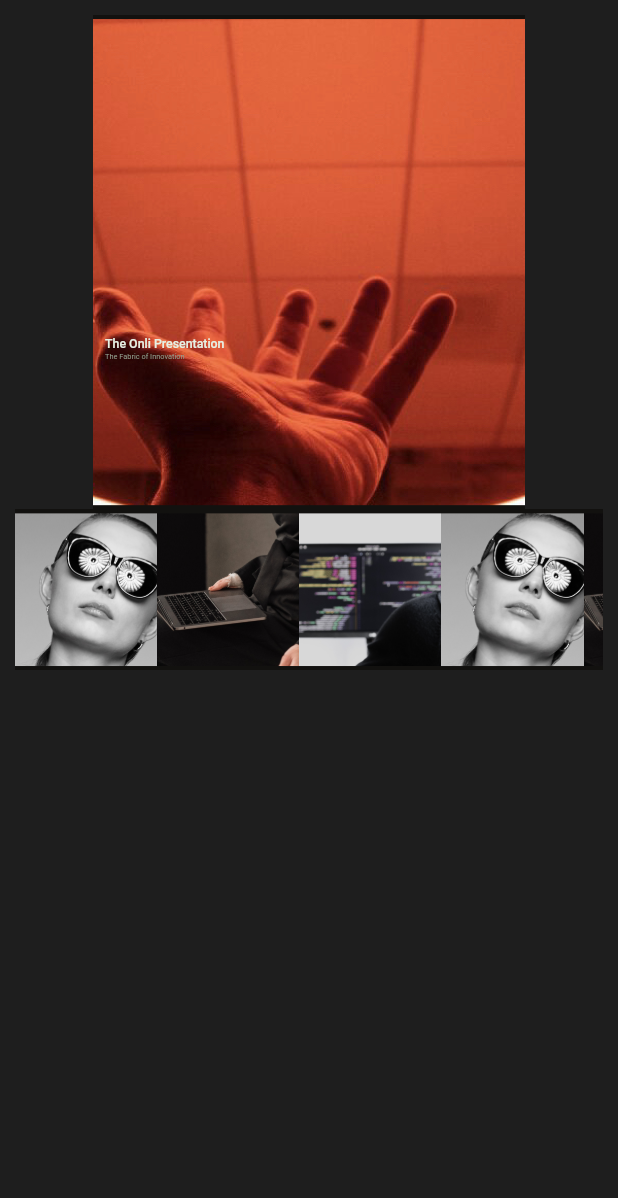
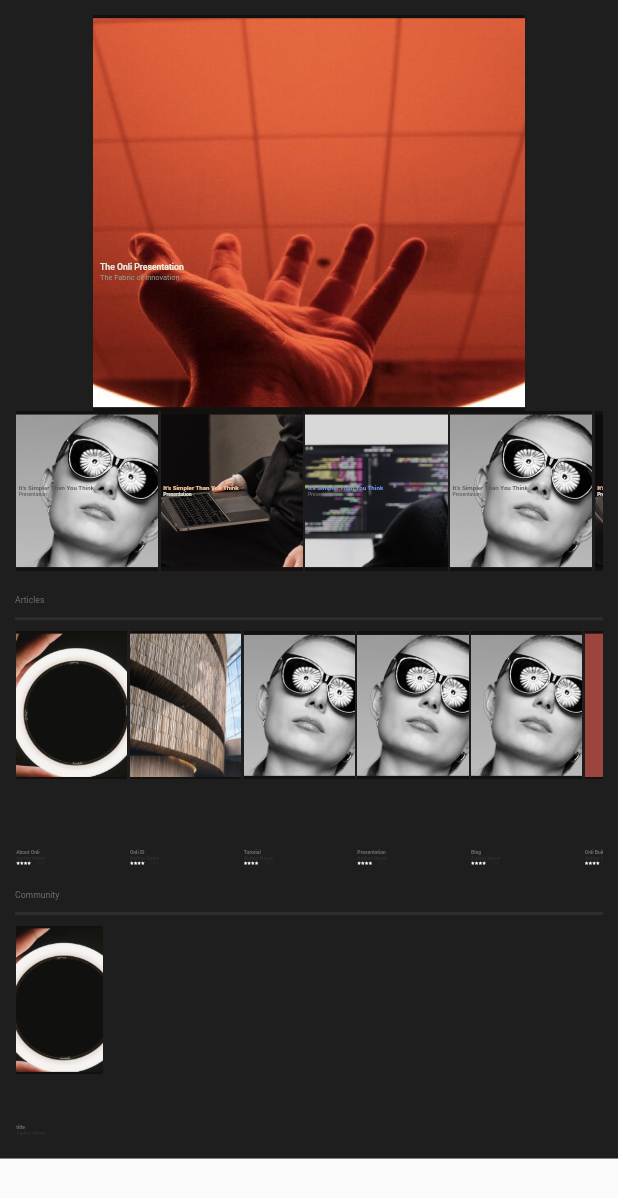
Before and after one commit to AliahmadRaza401/Onli-Studio-Desktop-Application, a Flutter app: the DiscoverBody widget shown alone on an empty page, opened directly, on a phone screen of 412 x 824 dp. Shown: the top 1198 px of the screen. Run offline on Flutter 3.47's test engine with Material 2 defaults, Android fonts, the phone set to English and light mode, and no system bars.

Commit message:
Hassan ~ discover screen modification

```diff
--- a/lib/Home/widgets/discover_body.dart
+++ b/lib/Home/widgets/discover_body.dart
@@ -17,110 +17,170 @@ class DiscoverBody extends StatelessWidget {
         horizontal: 10,
       ),
       color: myGreyDark,
+      child: SingleChildScrollView(
         child: Column(
           children: [
             //1st slider
-          Container(
-            // color: Colors.amber,
-            height: dynamicHeight(context, 0.4),
+            SizedBox(
+              height: dynamicHeight(context, 0.32),
               width: dynamicWidth(context, .7),
               child: ListView(
                 scrollDirection: Axis.horizontal,
-              // shrinkWrap: true,
                 children: [
-                mainSliderBox(context, "assets/mainScrl1.png",),
-                mainSliderBox(context, "assets/mianScrl2.png",),
-                mainSliderBox(context, "assets/mianScrl3.png",),
+                  mainSliderBox(
+                    context,
+                    "assets/mainScrl1.png",
+                  ),
+                  mainSliderBox(
+                    context,
+                    "assets/mianScrl2.png",
+                  ),
+                  mainSliderBox(
+                    context,
+                    "assets/mianScrl3.png",
+                  ),
                 ],
               ),
             ),
 
             //2nd slider
-          Container(
-            // color: Colors.amber,
+            SizedBox(
               height: dynamicHeight(context, 0.13),
               child: ListView(
                 scrollDirection: Axis.horizontal,
-              // shrinkWrap: true,
                 children: [
-
-                Container(
-                  height: dynamicHeight(context, 0.17),
-                  width: dynamicWidth(context, .23),
-                  decoration: BoxDecoration(
-                    image: DecorationImage(
-                      image: AssetImage(
+                  secondSlider(
+                    context,
                     "assets/miniScrl1.png",
+                    Color(0xff585855),
+                    Color(0xff585855),
                   ),
-                      fit: BoxFit.cover,
+                  secondSlider(
+                    context,
+                    "assets/miniScrl2.png",
+                    Color(0xffF4C19B),
+                    Color(0xffEAEADC),
+                  ),
+                  secondSlider(
+                    context,
+                    "assets/miniScrl3.png",
+                    Color(0xff6D97EA),
+                    Color(0xff6D6D6D),
+                  ),
+                  secondSlider(
+                    context,
+                    "assets/miniScrl1.png",
+                    Color(0xff585855),
+                    Color(0xff585855),
+                  ),
+                  secondSlider(
+                    context,
+                    "assets/miniScrl2.png",
+                    Color(0xffF4C19B),
+                    Color(0xffEAEADC),
+                  ),
+                  secondSlider(
+                    context,
+                    "assets/miniScrl3.png",
+                    Color(0xff6D97EA),
+                    Color(0xff6D6D6D),
+                  ),
+                ],
               ),
             ),
-                  child: Text(""),
+
+            // 3rd Slider
+
+            heightBox(context, .02),
+            Row(
+              children: [
+                text(
+                  context,
+                  "Articles",
+                  .014,
+                  Color(0xff6D6D6D),
                 ),
-                Container(
-                  height: dynamicHeight(context, 0.17),
-                  width: dynamicWidth(context, .23),
-                  decoration: BoxDecoration(
-                    image: DecorationImage(
-                      image: AssetImage(
-                        "assets/miniScrl2.png",
+              ],
             ),
-                      fit: BoxFit.cover,
+
+            Divider(
+              color: Color(0xff2E2E2E),
+              height: dynamicHeight(context, .02),
+              thickness: 2.0,
+            ),
+
+            SizedBox(
+              height: dynamicHeight(context, 0.19),
+              child: ListView(
+                scrollDirection: Axis.horizontal,
+                children: [
+                  thirdSlider(
+                    context,
+                    "assets/OExperience.001.png",
+                    "About Onli",
+                  ),
+                  thirdSlider(
+                    context,
+                    "assets/building.png",
+                    "Onli ID",
+                  ),
+                  thirdSlider(
+                    context,
+                    "assets/miniScrl1.png",
+                    "Tutorial",
+                  ),
+                  thirdSlider(
+                    context,
+                    "assets/miniScrl1.png",
+                    "Presentation",
+                  ),
+                  thirdSlider(
+                    context,
+                    "assets/miniScrl1.png",
+                    "Blog",
+                  ),
+                  thirdSlider(
+                    context,
+                    "assets/nli.png",
+                    "Onli Build",
+                  ),
+                  thirdSlider(
+                    context,
+                    "assets/OExperience.001.png",
+                    "Onli Build",
+                  ),
+                ],
               ),
             ),
-                  child: Text(""),
+
+            // 4th Slider
+
+            heightBox(context, .02),
+            Row(
+              children: [
+                text(
+                  context,
+                  "Community",
+                  .014,
+                  Color(0xff6D6D6D),
                 ),
-                Container(
+              ],
+            ),
+
+            Divider(
+              color: Color(0xff2E2E2E),
+              height: dynamicHeight(context, .02),
+              thickness: 2.0,
+            ),
+
+            SizedBox(
               height: dynamicHeight(context, 0.17),
-                  width: dynamicWidth(context, .23),
-                  decoration: BoxDecoration(
-                    image: DecorationImage(
-                      image: AssetImage(
-                        "assets/miniScrl3.png",
-                      ),
-                      fit: BoxFit.cover,
-                    ),
-                  ),
-                  child: Text(""),
-                ),
-                Container(
-                  height: dynamicHeight(context, 0.17),
-                  width: dynamicWidth(context, .23),
-                  decoration: BoxDecoration(
-                    image: DecorationImage(
-                      image: AssetImage(
-                        "assets/miniScrl1.png",
-                      ),
-                      fit: BoxFit.cover,
-                    ),
-                  ),
-                  child: Text(""),
-                ),
-                Container(
-                  height: dynamicHeight(context, 0.17),
-                  width: dynamicWidth(context, .23),
-                  decoration: BoxDecoration(
-                    image: DecorationImage(
-                      image: AssetImage(
-                        "assets/miniScrl2.png",
-                      ),
-                      fit: BoxFit.cover,
-                    ),
-                  ),
-                  child: Text(""),
-                ),
-                Container(
-                  height: dynamicHeight(context, 0.17),
-                  width: dynamicWidth(context, .23),
-                  decoration: BoxDecoration(
-                    image: DecorationImage(
-                      image: AssetImage(
-                        "assets/miniScrl3.png",
-                      ),
-                      fit: BoxFit.cover,
-                    ),
-                  ),
-                  child: Text(""),
+              child: ListView(
+                scrollDirection: Axis.horizontal,
+                children: [
+                  fourthSlider(
+                    context,
+                    "assets/OExperience.001.png",
                   ),
                 ],
               ),
@@ -130,6 +190,7 @@ class DiscoverBody extends StatelessWidget {
             ),
           ],
         ),
+      ),
     );
   }
 }
@@ -137,7 +198,7 @@ class DiscoverBody extends StatelessWidget {
 Widget mainSliderBox(context, image) {
   return Center(
     child: Container(
-      height: dynamicHeight(context, 0.4),
+      height: dynamicHeight(context, 0.32),
       width: dynamicWidth(context, .7),
       decoration: BoxDecoration(
         image: DecorationImage(
@@ -149,8 +210,8 @@ Widget mainSliderBox(context, image) {
       ),
       child: Padding(
         padding: EdgeInsets.only(
-          left: dynamicWidth(context, .02),
-          top: dynamicHeight(context, .26),
+          left: dynamicWidth(context, .012),
+          top: dynamicHeight(context, .2),
         ),
         child: Column(
           children: [
@@ -159,7 +220,7 @@ Widget mainSliderBox(context, image) {
                 text(
                   context,
                   "The Onli Presentation",
-                  .02,
+                  .014,
                   myDiscoverHeading,
                   boldText: FontWeight.w500,
                 ),
@@ -181,3 +242,177 @@ Widget mainSliderBox(context, image) {
     ),
   );
 }
+
+Widget secondSlider(context, image, headingColor, subHeadingColor) {
+  return Padding(
+    padding: EdgeInsets.symmetric(
+      horizontal: dynamicWidth(context, .002),
+    ),
+    child: Container(
+      height: dynamicHeight(context, 0.13),
+      width: dynamicWidth(context, .23),
+      decoration: BoxDecoration(
+        image: DecorationImage(
+          image: AssetImage(
+            image,
+          ),
+          fit: BoxFit.cover,
+        ),
+      ),
+      child: Padding(
+        padding: EdgeInsets.only(
+          left: dynamicWidth(context, .004),
+        ),
+        child: Column(
+          mainAxisAlignment: MainAxisAlignment.center,
+          children: [
+            Row(
+              children: [
+                text(
+                  context,
+                  "It’s Simpler Than You Think",
+                  .01,
+                  headingColor,
+                  boldText: FontWeight.w600,
+                ),
+              ],
+            ),
+            Row(
+              children: [
+                text(
+                  context,
+                  "Presentation",
+                  .008,
+                  subHeadingColor,
+                  boldText: FontWeight.w500,
+                ),
+              ],
+            ),
+          ],
+        ),
+      ),
+    ),
+  );
+}
+
+Widget thirdSlider(context, image, title) {
+  return Padding(
+    padding: EdgeInsets.symmetric(
+      horizontal: dynamicWidth(context, .002),
+    ),
+    child: SizedBox(
+      height: dynamicHeight(context, 0.2),
+      width: dynamicWidth(context, .18),
+      child: Column(
+        mainAxisAlignment: MainAxisAlignment.spaceBetween,
+        children: [
+          SizedBox(
+            height: dynamicHeight(context, 0.12),
+            width: dynamicWidth(context, .23),
+            child: Image.asset(
+              image,
+              fit: BoxFit.cover,
+            ),
+          ),
+          Spacer(),
+          Row(
+            children: [
+              text(
+                context,
+                title,
+                .008,
+                Color(0xff6F6F6F),
+                boldText: FontWeight.w600,
+              ),
+            ],
+          ),
+          Row(
+            children: [
+              text(
+                context,
+                "Author Name",
+                .008,
+                Color(0xff313131),
+                boldText: FontWeight.w600,
+              ),
+            ],
+          ),
+          Row(
+            children: [
+              Icon(
+                Icons.star,
+                color: myWhite,
+                size: dynamicWidth(context, .006),
+              ),
+              Icon(
+                Icons.star,
+                color: myWhite,
+                size: dynamicWidth(context, .006),
+              ),
+              Icon(
+                Icons.star,
+                color: myWhite,
+                size: dynamicWidth(context, .006),
+              ),
+              Icon(
+                Icons.star,
+                color: myWhite,
+                size: dynamicWidth(context, .006),
+              ),
+              widthBox(context, .01),
+              text(context, "(23)", .006, Color(0xff313131))
+            ],
+          ),
+        ],
+      ),
+    ),
+  );
+}
+
+Widget fourthSlider(context, image) {
+  return Padding(
+    padding: EdgeInsets.symmetric(
+      horizontal: dynamicWidth(context, .002),
+    ),
+    child: SizedBox(
+      height: dynamicHeight(context, 0.2),
+      width: dynamicWidth(context, .14),
+      child: Column(
+        mainAxisAlignment: MainAxisAlignment.spaceBetween,
+        children: [
+          SizedBox(
+            height: dynamicHeight(context, 0.12),
+            width: dynamicWidth(context, .14),
+            child: Image.asset(
+              image,
+              fit: BoxFit.cover,
+            ),
+          ),
+          Spacer(),
+          Row(
+            children: [
+              text(
+                context,
+                "title",
+                .008,
+                Color(0xff6F6F6F),
+                boldText: FontWeight.w600,
+              ),
+            ],
+          ),
+          Row(
+            children: [
+              text(
+                context,
+                "Author Name",
+                .008,
+                Color(0xff313131),
+                boldText: FontWeight.w600,
+              ),
+            ],
+          ),
+        ],
+      ),
+    ),
+  );
+}
```
Lines whose indentation alone changed are shown as unchanged.
